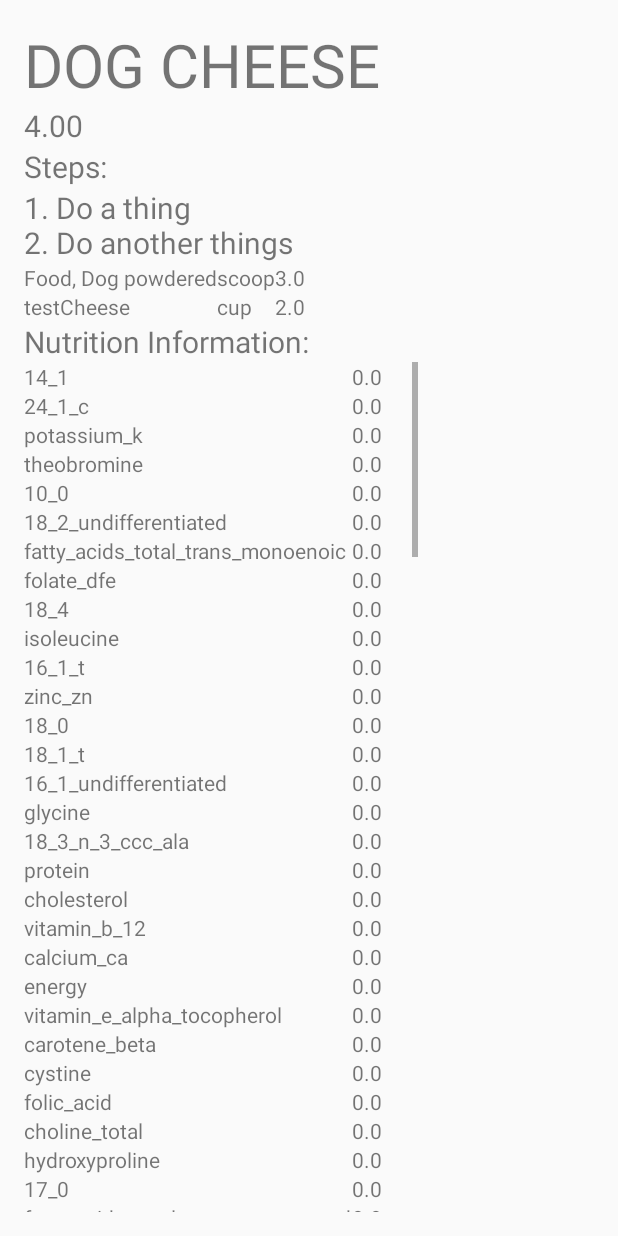
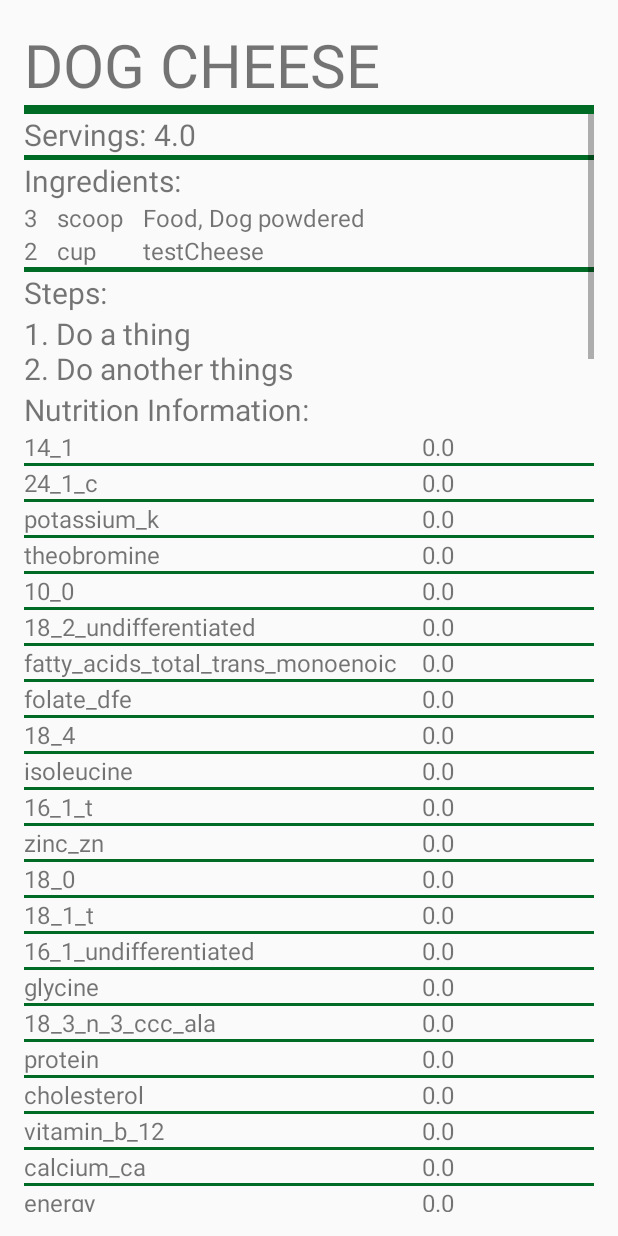
Before and after one commit to MBLAHO13/CS275Project, an Android app: the screen it shows after launch (RecipeDisplayOne), after a tap on "Dog Cheese", on a phone screen of 412 x 824 dp. Run offline under Robolectric (Android 15) with nearby library versions, the phone set to English and light mode, and no system bars.

Commit message:
Finalized display of the RecipeDisplayOne activity

```diff
--- a/FoodTracker/app/src/main/java/cblaho/foodtracker/RecipeDisplayOne.java
+++ b/FoodTracker/app/src/main/java/cblaho/foodtracker/RecipeDisplayOne.java
@@ -3,6 +3,9 @@ package cblaho.foodtracker;
 import android.app.Activity;
 import android.content.Intent;
 import android.os.Bundle;
+import android.util.TypedValue;
+import android.view.View;
+import android.widget.RelativeLayout;
 import android.widget.TableLayout;
 import android.widget.TableRow;
 import android.widget.TextView;
@@ -32,24 +35,48 @@ public class RecipeDisplayOne extends Activity {
             TextView fqty = new TextView(this);
             fname.setText(f.getName());
             funit.setText(f.getConversion());
-            fqty.setText(f.getQty().toString());
+            fqty.setText((Integer.valueOf(f.getQty().intValue())).toString());
+            fname.setTextSize(16);
+            funit.setTextSize(16);
+            fqty.setTextSize(16);
+            fname.setPadding(0, 0, 20, 0);
+            funit.setPadding(0,0,20,0);
+            fqty.setPadding(0,0,20,0);
+            tr.addView(fqty);
+            tr.addView(funit);
             tr.addView(fname);
-            tr.addView(funit);
-            tr.addView(fqty);
+            TableRow.LayoutParams p = new TableRow.LayoutParams();
+            p.rightMargin = 10;
+            tr.setLayoutParams(p);
             ingredients.addView(tr);
         }
         TextView steps = (TextView) this.findViewById(R.id.recipe_display_one_steps);
         steps.setText(recipe.getSteps());
+
+        View hBar;
+        RelativeLayout.LayoutParams hParams = new RelativeLayout.LayoutParams(
+                RelativeLayout.LayoutParams.MATCH_PARENT,
+                (int) TypedValue.applyDimension(TypedValue.COMPLEX_UNIT_DIP, 2, getResources().getDisplayMetrics())
+        );
+
         TableLayout nutrients = (TableLayout) this.findViewById(R.id.recipe_display_one_nutrients);
         for(Map.Entry<String,Double> nutrient : recipe.getNutrients().entrySet()) {
+            hBar = new View(this.getApplicationContext());
+            hBar.setLayoutParams(hParams);
+            hBar.setBackgroundColor(getResources().getColor(R.color.primary));
             TableRow tr = new TableRow(this);
             TextView nname = new TextView(this);
             TextView nqty = new TextView(this);
             nname.setText(nutrient.getKey());
             nqty.setText(nutrient.getValue().toString());
+            nname.setTextSize(16);
+            nqty.setTextSize(16);
+            nname.setPadding(0,0,20,0);
+            nqty.setPadding(0,0,20,0);
             tr.addView(nname);
             tr.addView(nqty);
             nutrients.addView(tr);
+            nutrients.addView(hBar);
         }
     }
 }
--- a/FoodTracker/app/src/main/res/layout/activity_recipe_display_one.xml
+++ b/FoodTracker/app/src/main/res/layout/activity_recipe_display_one.xml
@@ -11,22 +11,66 @@
         android:id="@+id/recipe_display_one_name"
         android:textAllCaps="true"
         android:textSize="40sp"/>
+    <View
+        android:id="@+id/recipe_display_one_name_hbar"
+        android:layout_below="@+id/recipe_display_one_name"
+        android:layout_width="match_parent"
+        android:layout_height="6dp"
+        android:background="@color/primary"/>
+
+    <ScrollView
+        android:layout_below="@+id/recipe_display_one_name_hbar"
+        android:layout_width="match_parent"
+        android:layout_height="wrap_content"
+        android:layout_alignParentStart="true">
+
+        <RelativeLayout
+            android:layout_width="match_parent"
+            android:layout_height="wrap_content">
 
             <TextView
                 android:layout_width="wrap_content"
                 android:layout_height="wrap_content"
                 android:text="Servings: "
-        android:id="@+id/recipe_display_one_servings"
-        android:textSize="20sp"
-        android:layout_below="@+id/recipe_display_one_name"/>
+                android:id="@+id/recipe_display_one_servings_title"
+                android:textSize="20sp"/>
 
             <TextView
                 android:layout_width="wrap_content"
                 android:layout_height="wrap_content"
                 android:text="0"
                 android:textSize="20sp"
-        android:layout_below="@+id/recipe_display_one_name"
-        android:layout_toEndOf="@+id/recipe_display_one_servings"/>
+                android:id="@+id/recipe_display_one_servings"
+                android:layout_toEndOf="@+id/recipe_display_one_servings_title"/>
+
+            <View
+                android:id="@+id/recipe_display_one_servings_hbar"
+                android:layout_below="@+id/recipe_display_one_servings_title"
+                android:layout_width="match_parent"
+                android:layout_height="3dp"
+                android:background="@color/primary"/>
+
+            <TextView
+                android:id="@+id/recipe_display_one_ingredients_title"
+                android:layout_width="wrap_content"
+                android:layout_height="wrap_content"
+                android:text="Ingredients:"
+                android:textSize="20sp"
+                android:layout_below="@+id/recipe_display_one_servings_hbar"/>
+
+            <TableLayout
+                android:id="@+id/recipe_display_one_ingredients"
+                android:layout_width="wrap_content"
+                android:layout_height="wrap_content"
+                android:layout_alignParentStart="true"
+                android:layout_below="@+id/recipe_display_one_ingredients_title" />
+
+            <View
+                android:id="@+id/recipe_display_one_ingredients_hbar"
+                android:layout_below="@+id/recipe_display_one_ingredients"
+                android:layout_width="match_parent"
+                android:layout_height="3dp"
+                android:background="@color/primary"/>
 
             <TextView
                 android:id="@+id/recipe_display_one_step_title"
@@ -34,7 +78,7 @@
                 android:layout_height="wrap_content"
                 android:text="Steps:"
                 android:textSize="20sp"
-        android:layout_below="@+id/recipe_display_one_servings"/>
+                android:layout_below="@+id/recipe_display_one_ingredients_hbar"/>
 
             <TextView
                 android:id="@+id/recipe_display_one_steps"
@@ -44,30 +88,20 @@
                 android:textSize="20sp"
                 android:layout_below="@+id/recipe_display_one_step_title"/>
 
-    <TableLayout
-        android:id="@+id/recipe_display_one_ingredients"
-        android:layout_width="wrap_content"
-        android:layout_height="wrap_content"
-        android:layout_alignParentStart="true"
-        android:layout_below="@+id/recipe_display_one_steps" />
-
             <TextView
                 android:layout_width="wrap_content"
                 android:layout_height="wrap_content"
                 android:text="Nutrition Information: "
                 android:textSize="20sp"
                 android:id="@+id/recipe_display_one_nutrition_title"
-        android:layout_below="@+id/recipe_display_one_ingredients"/>
+                android:layout_below="@+id/recipe_display_one_steps"/>
 
-    <ScrollView
-        android:layout_width="wrap_content"
-        android:layout_height="wrap_content"
-        android:layout_alignParentStart="true"
-        android:layout_below="@+id/recipe_display_one_nutrition_title">
             <TableLayout
                 android:id="@+id/recipe_display_one_nutrients"
                 android:layout_width="wrap_content"
+                android:layout_below="@+id/recipe_display_one_nutrition_title"
                 android:layout_height="wrap_content" />
+        </RelativeLayout>
     </ScrollView>
 
 
```
Lines whose indentation alone changed are shown as unchanged.
